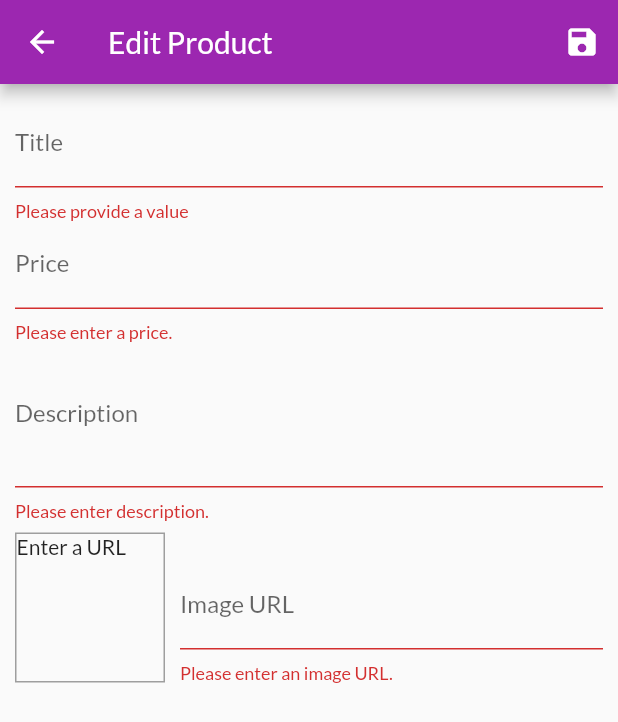
After one commit to 123jkl6/shop_app, a Flutter app: the EditProduct screen opened by its route, after a tap on the "save" icon, on a phone screen of 412 x 824 dp. The commit adds this screen. Shown: the top 722 px of the screen. Run offline on Flutter 3.47's test engine with Material 2 defaults, Android fonts, the phone set to English and light mode, and no system bars; network calls fail.

Commit message:
Added CRUD operations for product management.

```diff
--- a/lib/main.dart
+++ b/lib/main.dart
@@ -1,5 +1,7 @@
 import 'package:flutter/material.dart';
 import "package:provider/provider.dart";
+import 'package:shop_app/screens/edit_product_screen.dart';
+import 'package:shop_app/screens/user_products_screen.dart';
 
 import "./screens/product_overview_screen.dart";
 import "./screens/product_detail_screen.dart";
@@ -42,6 +44,8 @@ class MyApp extends StatelessWidget {
           ProductDetailScreen.routeName: (ctx) => ProductDetailScreen(),
           CartsScreen.routeName: (ctx) => CartsScreen(),
           OrdersScreen.routeName : (ctx) => OrdersScreen(),
+          UserProductsScreen.routeName:(ctx)=> UserProductsScreen(),
+          EditProduct.routeName : (ctx)=> EditProduct(),
         },
       ),
     );
--- a/lib/providers/products_provider.dart
+++ b/lib/providers/products_provider.dart
@@ -26,25 +26,48 @@ class Products with ChangeNotifier {
 
   //filter fav
   List<Product> get getFavItems {
-    return _items.where((el)=>el.isFavorite).toList();
+    return _items.where((el) => el.isFavorite).toList();
   }
 
-  void showFavoriteOnly(){
+  void showFavoriteOnly() {
     _showFavoritesOnly = true;
     notifyListeners();
   }
 
-  void showAll(){
+  void showAll() {
     _showFavoritesOnly = false;
     notifyListeners();
   }
 
   Product findProductById(String id) {
-    return _items.firstWhere((el)=>id==el.id);
+    return _items.firstWhere((el) => id == el.id);
   }
 
-  void addProduct(product){
-    _items.add(product);
+  void addProduct(product) {
+    final newProduct = Product(
+      title: product.title,
+      price: product.price,
+      description: product.description,
+      imageUrl: product.imageUrl,
+      isFavorite: product.isFavorite,
+      id: DateTime.now().toString(),
+    );
+    _items.add(newProduct);
+    notifyListeners();
+  }
+
+  void updatedProduct(String id, Product newProduct) {
+    final prodIndex = _items.indexWhere((prod) => prod.id == id);
+    if (prodIndex >= 0) {
+      _items[prodIndex] = newProduct;
+      notifyListeners();
+    } else {
+      print("Non-zero index detected : " + prodIndex.toString());
+    }
+  }
+
+  void deleteProduct(String id) {
+    _items.removeWhere((prod)=>prod.id==id);
     notifyListeners();
   }
 }
--- /dev/null
+++ b/lib/screens/edit_product_screen.dart
@@ -0,0 +1,286 @@
+import "package:flutter/material.dart";
+import "package:provider/provider.dart";
+
+import "../providers/products_provider.dart";
+import "../model/product.dart";
+
+class EditProduct extends StatefulWidget {
+  static const routeName = "edit-product";
+  @override
+  _EditProductState createState() => _EditProductState();
+}
+
+class _EditProductState extends State<EditProduct> {
+  final _priceFocusNode = FocusNode();
+  final _descriptionFocusNode = FocusNode();
+  final _imageUrlController = TextEditingController();
+  final _imageUrlFocusNode = FocusNode();
+  final _form = GlobalKey<FormState>();
+  Product _editedProduct = Product(
+    id: null,
+    title: "",
+    price: 0,
+    description: "",
+    imageUrl: "",
+    isFavorite: false,
+  );
+  var _initValues = {
+    "title": "",
+    "description": "",
+    "price": "",
+    "imageUrl": "",
+  };
+  var _isInit = true;
+
+  @override
+  void initState() {
+    _imageUrlFocusNode.addListener(_updateImageUrl);
+    super.initState();
+  }
+
+  @override
+  void didChangeDependencies() {
+    if (_isInit) {
+      final productId = ModalRoute.of(context).settings.arguments as String;
+      if (productId != null) {
+        _editedProduct = Provider.of<Products>(context, listen: false)
+            .findProductById(productId);
+        _initValues = {
+          "title": _editedProduct.title,
+          "description": _editedProduct.description,
+          "price": _editedProduct.price.toString(),
+          "imageUrl": "",
+        };
+        //because imageUrl is the only text input that is handled by a controller.
+        _imageUrlController.text = _editedProduct.imageUrl;
+      }
+    }
+    _isInit = false;
+    super.didChangeDependencies();
+  }
+
+  //take care of memory leaks.
+  @override
+  void dispose() {
+    _imageUrlFocusNode.removeListener(_updateImageUrl);
+    _priceFocusNode.dispose();
+    _descriptionFocusNode.dispose();
+    _imageUrlController.dispose();
+    _imageUrlFocusNode.dispose();
+
+    super.dispose();
+  }
+
+  void _updateImageUrl() {
+    if (!_imageUrlFocusNode.hasFocus) {
+      var value = _imageUrlController.text;
+
+      if (!value.startsWith("http") && !value.startsWith("https")) {
+        return;
+      }
+      if (!value.endsWith(".png") &&
+          !value.endsWith(".jpg") &&
+          !value.endsWith(".jpeg")) {
+        return;
+      }
+      //call to update ui only.
+      setState(() {});
+    }
+  }
+
+  void _saveForm() {
+    final isValid = _form.currentState.validate();
+    if (!isValid) {
+      return;
+    }
+    _form.currentState.save();
+    print("title : " + _editedProduct.title);
+    print("description : " + _editedProduct.description);
+    print("price : ${_editedProduct.price.toString()}");
+    print("image : ${_editedProduct.imageUrl}");
+    print("isFav : ${_editedProduct.isFavorite.toString()}");
+    final productsData = Provider.of<Products>(context, listen: false);
+    //check if product is new or existing
+    if (_editedProduct.id != null) {
+      productsData.updatedProduct(_editedProduct.id, _editedProduct);
+    } else {
+      productsData.addProduct(_editedProduct);
+    }
+
+    Navigator.of(context).pop();
+  }
+
+  @override
+  Widget build(BuildContext context) {
+    return Scaffold(
+      appBar: AppBar(
+        title: Text("Edit Product"),
+        actions: <Widget>[
+          IconButton(
+            icon: Icon(Icons.save),
+            onPressed: _saveForm,
+          ),
+        ],
+      ),
+      body: Padding(
+        padding: const EdgeInsets.all(10),
+        child: Form(
+          key: _form,
+          child: ListView(
+            children: <Widget>[
+              TextFormField(
+                decoration: InputDecoration(
+                  labelText: "Title",
+                ),
+                initialValue: _initValues["title"],
+                textInputAction: TextInputAction.next,
+                //when next is pressed.
+                onFieldSubmitted: (_) {
+                  FocusScope.of(context).requestFocus(_priceFocusNode);
+                },
+                validator: (value) {
+                  if (value.isEmpty) {
+                    return "Please provide a value";
+                  }
+                  //treated as correct input.
+                  return null;
+                },
+                onSaved: (value) {
+                  _editedProduct = Product(
+                    title: value,
+                    price: _editedProduct.price,
+                    description: _editedProduct.description,
+                    imageUrl: _editedProduct.imageUrl,
+                    id: _editedProduct.id,
+                    isFavorite: _editedProduct.isFavorite,
+                  );
+                },
+              ),
+              TextFormField(
+                decoration: InputDecoration(labelText: "Price"),
+                initialValue: _initValues["price"],
+                textInputAction: TextInputAction.next,
+                keyboardType: TextInputType.number,
+                focusNode: _priceFocusNode,
+                validator: (value) {
+                  if (value.isEmpty) {
+                    return "Please enter a price.";
+                  }
+                  if (double.tryParse(value) == null) {
+                    return "please enter valid number";
+                  }
+                  if (double.parse(value) < 0) {
+                    return "Please enter non-zero number. ";
+                  }
+                  //treated as correct input.
+                  return null;
+                },
+                onFieldSubmitted: (_) {
+                  FocusScope.of(context).requestFocus(_descriptionFocusNode);
+                },
+                onSaved: (value) {
+                  _editedProduct = Product(
+                    title: _editedProduct.title,
+                    price: double.parse(value),
+                    description: _editedProduct.description,
+                    imageUrl: _editedProduct.imageUrl,
+                    id: _editedProduct.id,
+                    isFavorite: _editedProduct.isFavorite,
+                  );
+                },
+              ),
+              TextFormField(
+                decoration: InputDecoration(labelText: "Description"),
+                initialValue: _initValues["description"],
+                //longer input.
+                maxLines: 3,
+                keyboardType: TextInputType.multiline,
+                focusNode: _descriptionFocusNode,
+                validator: (value) {
+                  if (value.isEmpty) {
+                    return "Please enter description. ";
+                  }
+                  if (value.length < 10) {
+                    return "Please enter at least 1- characters for description. ";
+                  }
+                  return null;
+                },
+                onSaved: (value) {
+                  _editedProduct = Product(
+                    title: _editedProduct.title,
+                    price: _editedProduct.price,
+                    description: value,
+                    imageUrl: _editedProduct.imageUrl,
+                    id: _editedProduct.id,
+                    isFavorite: _editedProduct.isFavorite,
+                  );
+                },
+              ),
+              Row(
+                crossAxisAlignment: CrossAxisAlignment.end,
+                children: <Widget>[
+                  Container(
+                    width: 100,
+                    height: 100,
+                    margin: EdgeInsets.only(top: 8, right: 10),
+                    decoration: BoxDecoration(
+                      border: Border.all(
+                        width: 1,
+                        color: Colors.grey,
+                      ),
+                    ),
+                    child: _imageUrlController.text.isEmpty
+                        ? Text("Enter a URL")
+                        : FittedBox(
+                            fit: BoxFit.cover,
+                            child: Image.network(_imageUrlController.text),
+                          ),
+                  ),
+                  Expanded(
+                    child: TextFormField(
+                      decoration: InputDecoration(
+                        labelText: "Image URL",
+                      ),
+                      keyboardType: TextInputType.url,
+                      textInputAction: TextInputAction.done,
+                      controller: _imageUrlController,
+                      focusNode: _imageUrlFocusNode,
+                      onFieldSubmitted: (_) {
+                        _saveForm();
+                      },
+                      validator: (value) {
+                        if (value.isEmpty) {
+                          return "Please enter an image URL. ";
+                        }
+                        if (!value.startsWith("http") &&
+                            !value.startsWith("https")) {
+                          return "Please enter a valid URL. ";
+                        }
+                        if (!value.endsWith(".png") &&
+                            !value.endsWith(".jpg") &&
+                            !value.endsWith(".jpeg")) {
+                          return "Please enter a valid image URL. ";
+                        }
+                        return null;
+                      },
+                      onSaved: (value) {
+                        _editedProduct = Product(
+                          title: _editedProduct.title,
+                          price: _editedProduct.price,
+                          description: _editedProduct.description,
+                          imageUrl: value,
+                          id: _editedProduct.id,
+                          isFavorite: _editedProduct.isFavorite,
+                        );
+                      },
+                    ),
+                  ),
+                ],
+              ),
+            ],
+          ),
+        ),
+      ),
+    );
+  }
+}
--- a/lib/widgets/app_drawer.dart
+++ b/lib/widgets/app_drawer.dart
@@ -1,4 +1,5 @@
 import "package:flutter/material.dart";
+import 'package:shop_app/screens/user_products_screen.dart';
 
 import "../screens/orders_screen.dart";
 
@@ -29,6 +30,14 @@ class AppDrawer extends StatelessWidget {
               Navigator.of(context).pushReplacementNamed(OrdersScreen.routeName);
             },
           ),
+          Divider(),
+          ListTile(
+            leading: Icon(Icons.edit),
+            title: Text("Manage products"),
+            onTap: () {
+              Navigator.of(context).pushReplacementNamed(UserProductsScreen.routeName);
+            },
+          ),
         ],
       ),
     );
--- a/lib/widgets/product_item.dart
+++ b/lib/widgets/product_item.dart
@@ -9,11 +9,11 @@ class ProductItem extends StatelessWidget {
   Widget build(BuildContext context) {
     final product = Provider.of<Product>(context, listen: false);
     //cart only used to dispatch actions, not update UI
-    final cart = Provider.of<Cart>(context,listen:false);
+    final cart = Provider.of<Cart>(context, listen: false);
     //using Provider results in build method being called;
     //using Consumer only rebuilds affected widget branch
     //works well in a grid.
-    print("product item build ID : "+product.id);
+    print("product item build ID : " + product.id);
     return ClipRRect(
       borderRadius: BorderRadius.circular(10),
       child: GridTile(
@@ -31,9 +31,9 @@ class ProductItem extends StatelessWidget {
           backgroundColor: Colors.black38,
           //child argument can be something that does not change
           leading: Consumer<Product>(
-            //child property can be passed here.
-            //child is replaced with underscore to ignore it.
-            builder: (ctx, product, _) {
+              //child property can be passed here.
+              //child is replaced with underscore to ignore it.
+              builder: (ctx, product, _) {
             return IconButton(
               icon: Icon(
                   product.isFavorite ? Icons.favorite : Icons.favorite_border),
@@ -43,7 +43,7 @@ class ProductItem extends StatelessWidget {
                 product.toggleFavoriteStatus();
               },
             );
-          }),//
+          }), //
           title: Text(
             product.title,
             textAlign: TextAlign.center,
@@ -53,7 +53,25 @@ class ProductItem extends StatelessWidget {
             color: Theme.of(context).accentColor,
             onPressed: () {
               print("Add to cart : " + product.title);
-              cart.addItem(title: product.title,price:product.price,productId: product.id);
+              cart.addItem(
+                  title: product.title,
+                  price: product.price,
+                  productId: product.id);
+              Scaffold.of(context).hideCurrentSnackBar();
+              Scaffold.of(context).showSnackBar(
+                SnackBar(
+                  content: Text("Added item to cart. "),
+                  duration: Duration(
+                    seconds: 3,
+                  ),
+                  action: SnackBarAction(
+                    label: "UNDO",
+                    onPressed: () {
+                      cart.removeSingleItem(product.id);
+                    },
+                  ),
+                ),
+              );
             },
           ),
         ),
```
Also changed, not shown: lib/model/cart.dart (+23 -4 lines), lib/screens/user_products_screen.dart (added, +47 -0 lines), lib/widgets/cart_item.dart (+27 -3 lines), lib/widgets/user_product.dart (added, +45 -0 lines).
